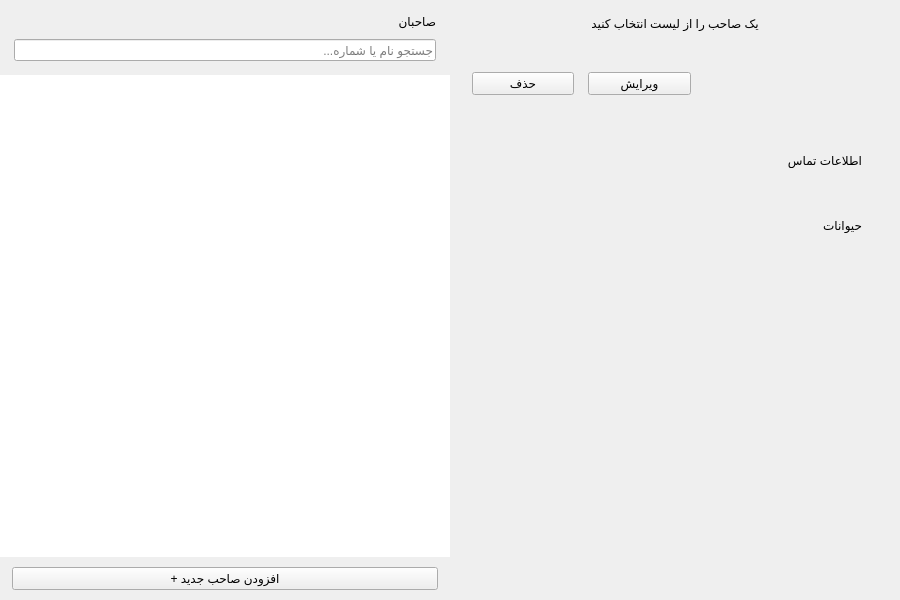
Mohoya7/veterinary-vaccination-system, file ownerswidget.ui: the form before one commit.
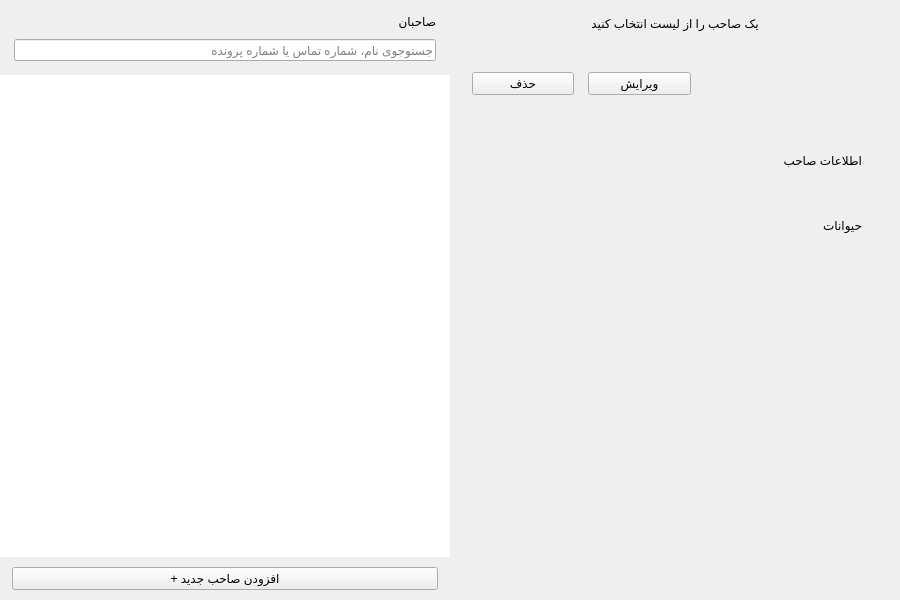
The form after the commit.

Commit message:
Improve vaccination list UX: pagination, click-to-copy, and search
- Add 'load more' pagination (50/page) to owner and animal picker dialogs
- Update scrollbar styling in these dialogs to match app theme
- Add click-to-copy on table columns (file number, phone, vaccine, dates)
- Animal/owner links: left-click navigates, right-click copies name
- Add showToast() helper for brief copy confirmation
- Use viewport eventFilter with columnAt/rowAt for table click detection
- Add file number and secondary phone to search fields across pages

The edit to the form file:
```diff
--- a/ownerswidget.ui
+++ b/ownerswidget.ui
@@ -95,7 +95,7 @@
                 <property name="rightMargin"><number>16</number></property>
                 <property name="topMargin"><number>14</number></property>
                 <property name="bottomMargin"><number>14</number></property>
-                <item><widget class="QLabel" name="contactCardTitle"><property name="text"><string>اطلاعات تماس</string></property></widget></item>
+                <item><widget class="QLabel" name="contactCardTitle"><property name="text"><string>اطلاعات صاحب</string></property></widget></item>
                 <item>
                  <widget class="QWidget" name="contactRowsContainer">
                   <layout class="QVBoxLayout" name="contactRowsLayout">
@@ -167,7 +167,7 @@
          <property name="bottomMargin"><number>14</number></property>
          <property name="spacing"><number>10</number></property>
          <item><widget class="QLabel" name="listTitle"><property name="text"><string>صاحبان</string></property></widget></item>
-         <item><widget class="QLineEdit" name="searchEdit"><property name="placeholderText"><string>جستجو نام یا شماره...</string></property></widget></item>
+         <item><widget class="QLineEdit" name="searchEdit"><property name="placeholderText"><string>جستوجوی نام، شماره تماس یا شماره پرونده</string></property></widget></item>
         </layout>
        </widget>
       </item>
```
The commit also changes 18 other files.
